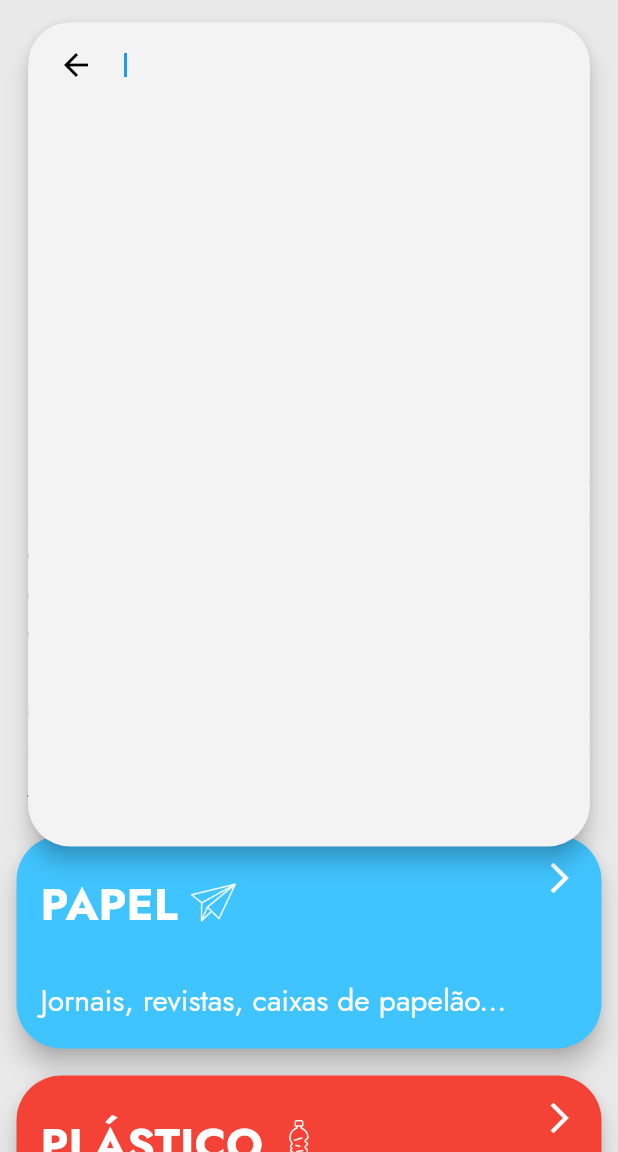
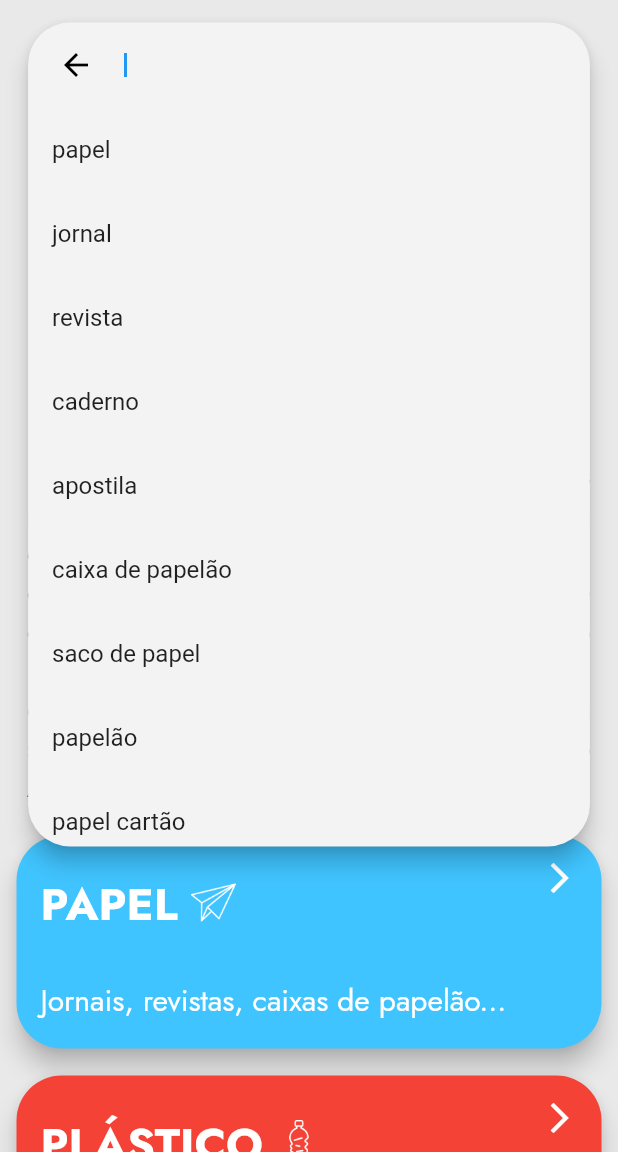
Before and after one commit to nikarmin/RecycleView, a Flutter app: the EducacaoAmbientalPage screen opened directly, after a tap on "Jornais, papéis, pilhas...", on a phone screen of 412 x 824 dp, the part 84-1236 px from its top. Run offline on Flutter 3.47's test engine with Material 2 defaults, Android fonts, the phone set to English and light mode, and no system bars; our stand-ins replace camera, cloud_firestore, firebase_auth, firebase_core, firebase_storage, fl_chart and 12 more; missing offline and left inert: camera_camera, email_auth, flutter_inappwebview, geo_firestore_flutter, geoflutterfire2, graphic and 2 more; accounts and stored records are empty; network calls fail.

Commit message:
Algumas mudanças

```diff
--- a/lib/views/educacao_ambiental_page.dart
+++ b/lib/views/educacao_ambiental_page.dart
@@ -21,6 +21,8 @@ class EducacaoAmbientalPage extends StatefulWidget {
 
 class _EducacaoAmbientalPageState extends State<EducacaoAmbientalPage> {
   TextEditingController _search = TextEditingController();
+
+  final reciclaveis = ["papel", "jornal", "revista", "caderno", "apostila", "caixa de papelão", "saco de papel", "papelão", "papel cartão", "envelope", "livro", "cartolina", "folhas de caderno", "folheto",  "plástico", "tampa de plástico", "frasco de plástico", "pote de alimento", "recipiente de plástico", "pote de plástico", "garrafa pet", "utilidade doméstica", "saco de plástico", "tubo e conexão pvc", "pvc", "copo de plástico", "isopor", "sacola", "embalagem de alimento", "embalagem", "peça de brinquedo", "escova de dente", "caneta esferográfica",  "metal", "lata de alumínio", "lata de aço", "tampa de metal", "ferragens", "esquadrias",  "cano de metal", "moldura de quadro de metal", "lata de alimento", "alumínio", "tampa de iogurte", "folha de alumínio", "cápsula de café", "arame", "fio de cobre", "panela sem cabo", "vidro", "tampa de vidro", "pote de vidro", "frasco de vidro", "copo de vidro", "garrafa de vidro", "caco de vidro",  "lâmpada fluorescente", "lâmpada economizadadora", "lâmpada de descarga", "lâmpada led", "luminária"];
 
   @override
   Widget build(BuildContext context) {
@@ -59,9 +61,9 @@ class _EducacaoAmbientalPageState extends State<EducacaoAmbientalPage> {
                 SizedBox(
                     width: MediaQuery.sizeOf(context).width / 1.1,
                     child: SearchAnchor(
-                      viewBackgroundColor: Color.fromRGBO(243, 243, 243, 1),
-                      viewSurfaceTintColor: Color.fromRGBO(243, 243, 243, 1),
-                      dividerColor: Color.fromRGBO(243, 243, 243, 1),
+                      viewBackgroundColor: const Color.fromRGBO(243, 243, 243, 1),
+                      viewSurfaceTintColor: const Color.fromRGBO(243, 243, 243, 1),
+                      dividerColor: const Color.fromRGBO(243, 243, 243, 1),
                       isFullScreen: false,
                       builder:
                           (BuildContext context, SearchController controller) {
@@ -114,7 +116,7 @@ class _EducacaoAmbientalPageState extends State<EducacaoAmbientalPage> {
                 ),
                 Padding(
                   padding:
-                      EdgeInsets.only(left: 0, bottom: 20, right: 0, top: 20),
+                      const EdgeInsets.only(left: 0, bottom: 20, right: 0, top: 20),
                   child: Text(
                     'EDUCAÇÃO AMBIENTAL',
                     style: GoogleFonts.jost(
@@ -126,7 +128,7 @@ class _EducacaoAmbientalPageState extends State<EducacaoAmbientalPage> {
                 ),
                 Padding(
                   padding:
-                      EdgeInsets.only(left: 18, bottom: 5, right: 18, top: 0),
+                      const EdgeInsets.only(left: 18, bottom: 5, right: 18, top: 0),
                   child: Text(
                     '"Entendem-se por educação ambiental os processos por meio dos quais o indivíduo e a coletividade constroem valores sociais, conhecimentos, habilidades, atitudes e competências voltadas para a conservação do meio ambiente, bem de uso comum do povo, essencial à sadia qualidade de vida e sua sustentabilidade." Política Nacional de Educação Ambiental - Lei nº 9795/1999, Art 1º.',
                     style: GoogleFonts.jost(
```
